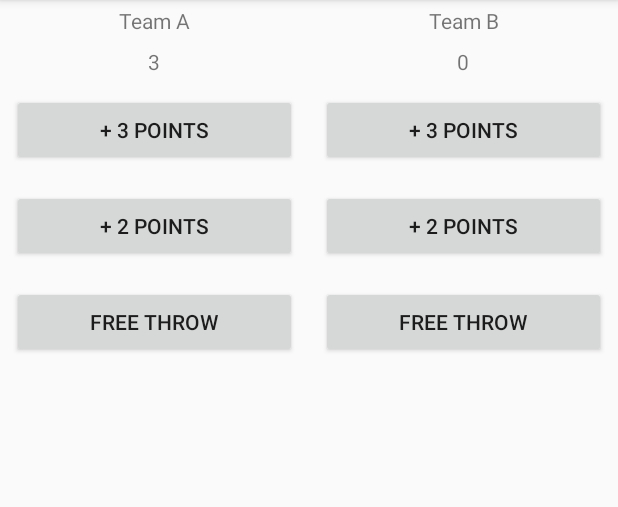
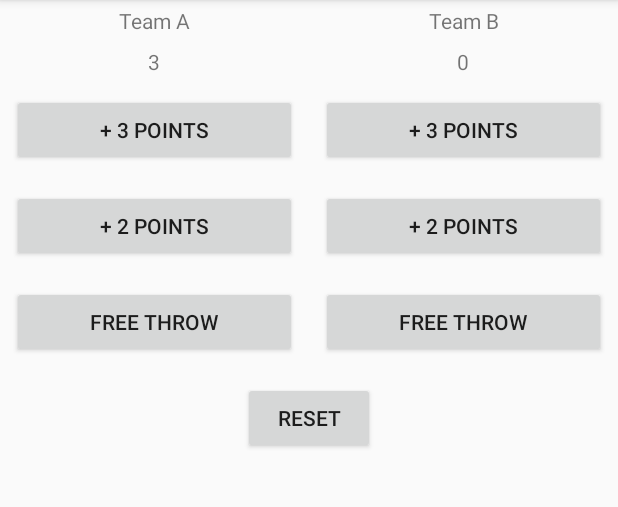
Before and after one commit to adrioro/CourtCounter, an Android app: the screen it shows after launch (MainActivity), after a tap on "+ 3 POINTS", on a phone screen of 412 x 824 dp, the part 84-591 px from its top. Run offline under Robolectric (Android 15) with nearby library versions, the phone set to English and light mode, and no system bars.

Commit message:
Reset Button Added, with interaction.

```diff
--- a/app/src/main/java/com/example/android/courtcounter/MainActivity.java
+++ b/app/src/main/java/com/example/android/courtcounter/MainActivity.java
@@ -11,6 +11,9 @@ public class MainActivity extends AppCompatActivity {
     int scoreTeamA = 0;
     int scoreTeamB = 0;
     TextView txt2;
+    TextView txt1;
+    int reset = 0;
+
 
     @Override
     protected void onCreate(Bundle savedInstanceState) {
@@ -19,18 +22,21 @@ public class MainActivity extends AppCompatActivity {
 
     }
 
-    /**
-     * HERE STARTS SPECIFIC CODE FOR TEAM A
-     * <p>
-     * This method is called when the button +3Points is clicked.
+    /*
+     HERE STARTS SPECIFIC CODE FOR TEAM A
      */
+
+
+     /* This method is called when the button +3Points is clicked.
+     */
+
     public void TeamAScores3ForA(View view) {
         scoreTeamA = scoreTeamA + 3;
         displayScoreForA(scoreTeamA);
     }
 
-    /**
-     * This method is called when the button +2Points is clicked.
+    /*
+     This method is called when the button +2Points is clicked.
      */
     public void TeamAScores2ForA(View view) {
         scoreTeamA = scoreTeamA + 2;
@@ -55,35 +61,35 @@ public class MainActivity extends AppCompatActivity {
 
     }
 
-    /**
-     * HERE STARTS SPECIFIC CODE FOR TEAM B
-     * <p>
-     * /**
-     * This method is called when the button +3Points is clicked.
+    /*
+     HERE STARTS SPECIFIC CODE FOR TEAM B
+     */
+
+     /* This method is called when the button +3Points is clicked.
      */
     public void TeamAScores3ForB(View view) {
         scoreTeamB = scoreTeamB + 3;
         displayScoreForB(scoreTeamB);
     }
 
-    /**
-     * This method is called when the button +2Points is clicked.
+    /*
+     This method is called when the button +2Points is clicked.
      */
     public void TeamAScores2ForB(View view) {
         scoreTeamB = scoreTeamB + 2;
         displayScoreForB(scoreTeamB);
     }
 
-    /**
-     * This method is called when the button button_free is clicked.
+    /*
+     This method is called when the button button_free is clicked.
      */
     public void TeamAScores1ForB(View view) {
         scoreTeamB = scoreTeamB + 1;
         displayScoreForB(scoreTeamB);
     }
 
-    /**
-     * This method displays the given score for Team B on the screen.
+    /*
+     This method displays the given score for Team B on the screen.
      */
 
     public void displayScoreForB(int number) {
@@ -92,5 +98,28 @@ public class MainActivity extends AppCompatActivity {
 
     }
 
+    /*
+     CODE FOR RESER BUTTON
+     */
+
+
+    /* This method is called when the button Reset is clicked.
+     */
+
+    public void ResetAllScores(View view) {
+        displayReset(reset);
+
+    }
+
+    public void displayReset(int number) {
+        TextView txt2 = (TextView) findViewById(R.id.text2B);
+        txt2.setText(String.valueOf(number));
+        TextView txt1 = (TextView) findViewById(R.id.text2A);
+        txt1.setText(String.valueOf(number));
+        scoreTeamA = 0;
+        scoreTeamB = 0;
+
+    }
+
 
 }
--- a/app/src/main/res/layout/activity_main.xml
+++ b/app/src/main/res/layout/activity_main.xml
@@ -2,6 +2,12 @@
 
 <LinearLayout xmlns:android="http://schemas.android.com/apk/res/android"
     xmlns:tools="http://schemas.android.com/tools"
+    android:layout_height="wrap_content"
+    android:layout_width="match_parent"
+    android:orientation="vertical"
+    >
+
+<LinearLayout
     android:layout_width="match_parent"
     android:layout_height="match_parent"
     android:orientation="horizontal">
@@ -105,3 +111,22 @@
     </LinearLayout>
 
 </LinearLayout>
+
+    <LinearLayout
+        android:layout_width="match_parent"
+        android:layout_height="match_parent"
+        android:orientation="vertical">
+
+    <Button
+        android:id="@+id/reset_score"
+        android:layout_width="wrap_content"
+        android:layout_height="wrap_content"
+        android:layout_margin="8dp"
+        android:onClick="ResetAllScores"
+        android:text="Reset"
+        android:layout_gravity="center"
+        />
+
+    </LinearLayout>
+
+</LinearLayout>
```
